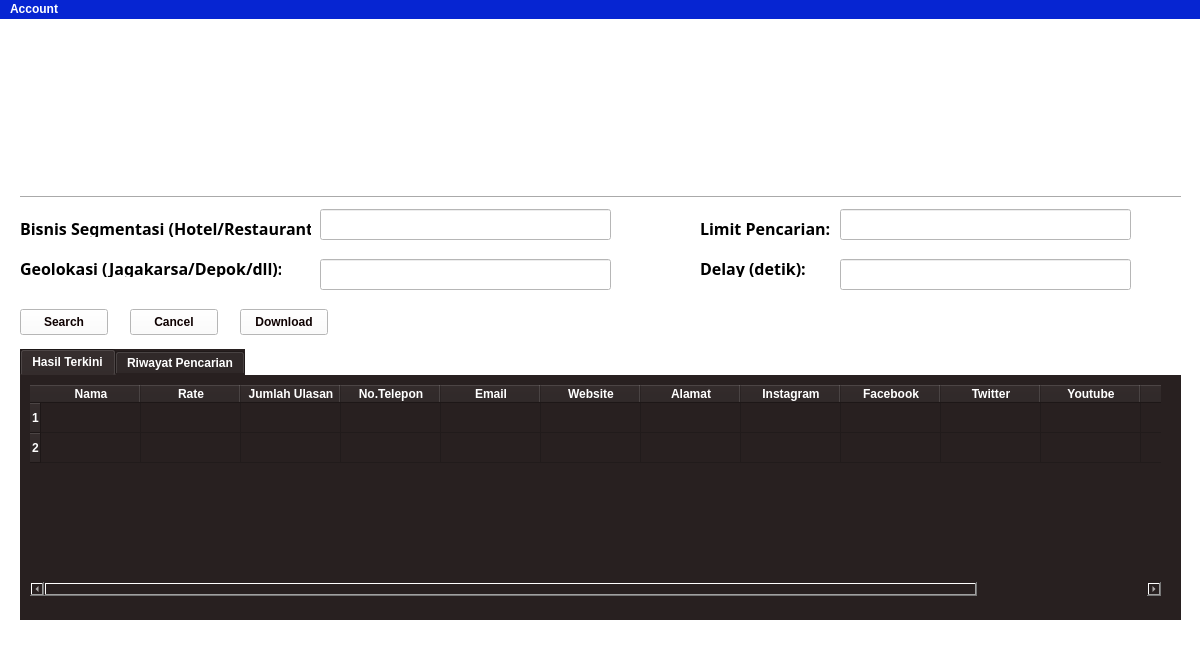
Before: the Qt Designer form form.ui in RP-Guruh/lead_generator_py_qt, drawn with Qt 5.
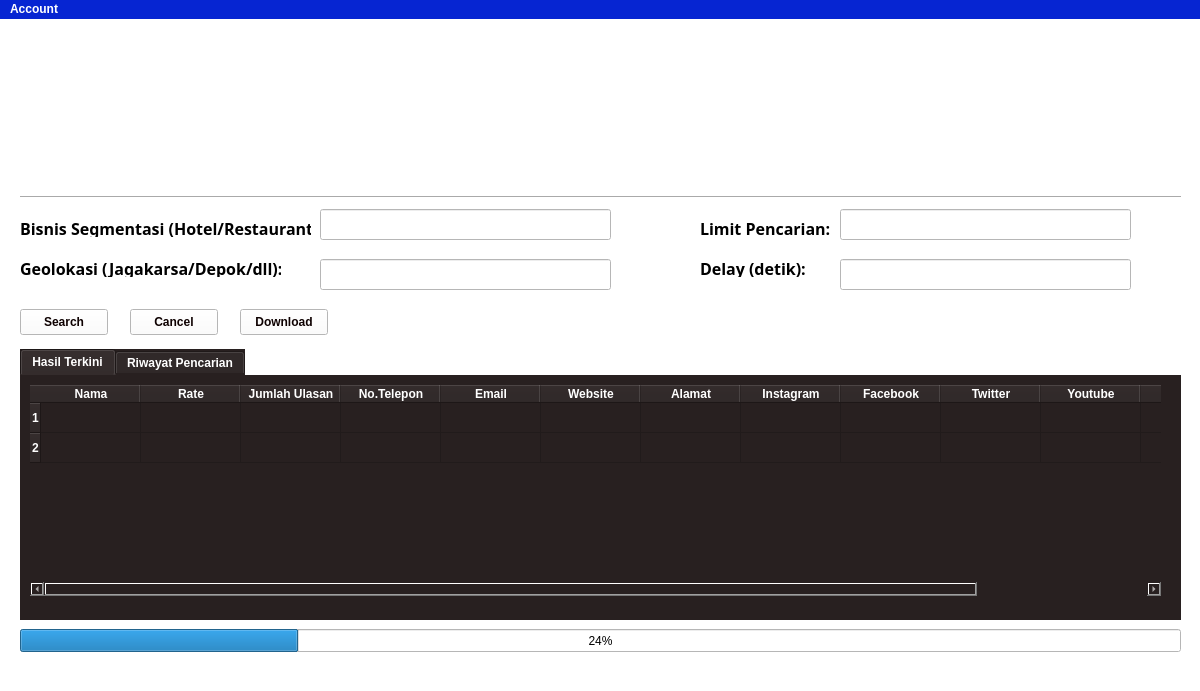
After: the same form once the commit is applied. Icons and pictures are not drawn.

Commit message: add progress bar scraping

The edit to the form file:
```diff
--- a/form.ui
+++ b/form.ui
@@ -7,7 +7,7 @@
     <x>0</x>
     <y>0</y>
     <width>1200</width>
-    <height>670</height>
+    <height>691</height>
    </rect>
   </property>
   <property name="windowTitle">
@@ -449,6 +449,19 @@
      </widget>
     </widget>
    </widget>
+   <widget class="QProgressBar" name="progressBar">
+    <property name="geometry">
+     <rect>
+      <x>20</x>
+      <y>610</y>
+      <width>1161</width>
+      <height>23</height>
+     </rect>
+    </property>
+    <property name="value">
+     <number>24</number>
+    </property>
+   </widget>
   </widget>
   <widget class="QMenuBar" name="menubar">
    <property name="geometry">
```
The commit also changes 4 other files.
